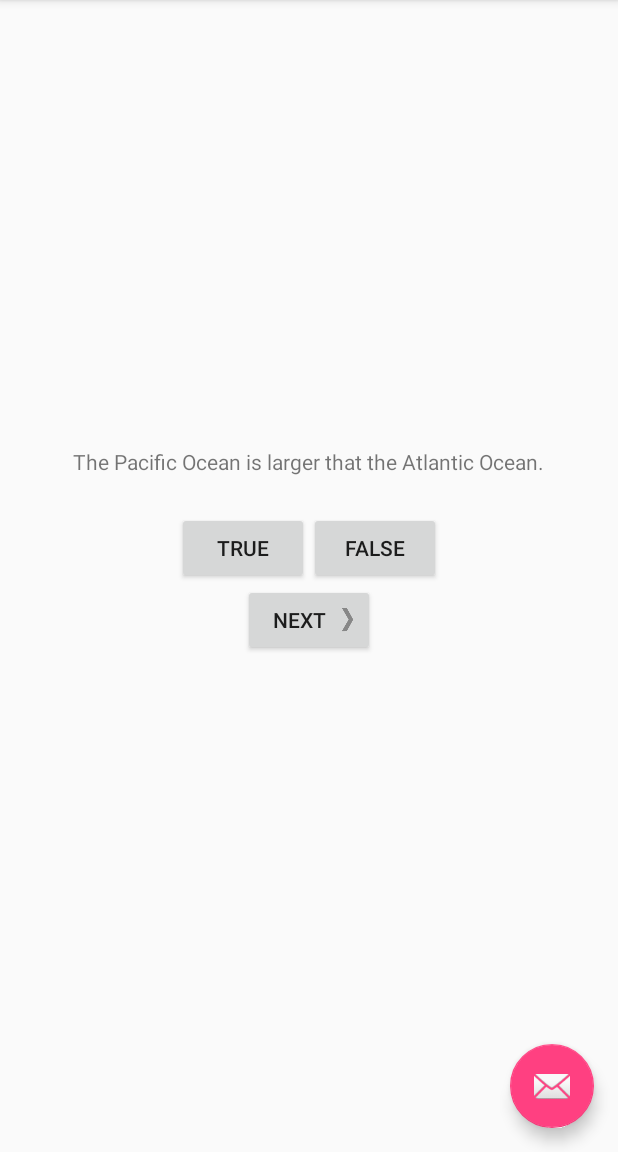
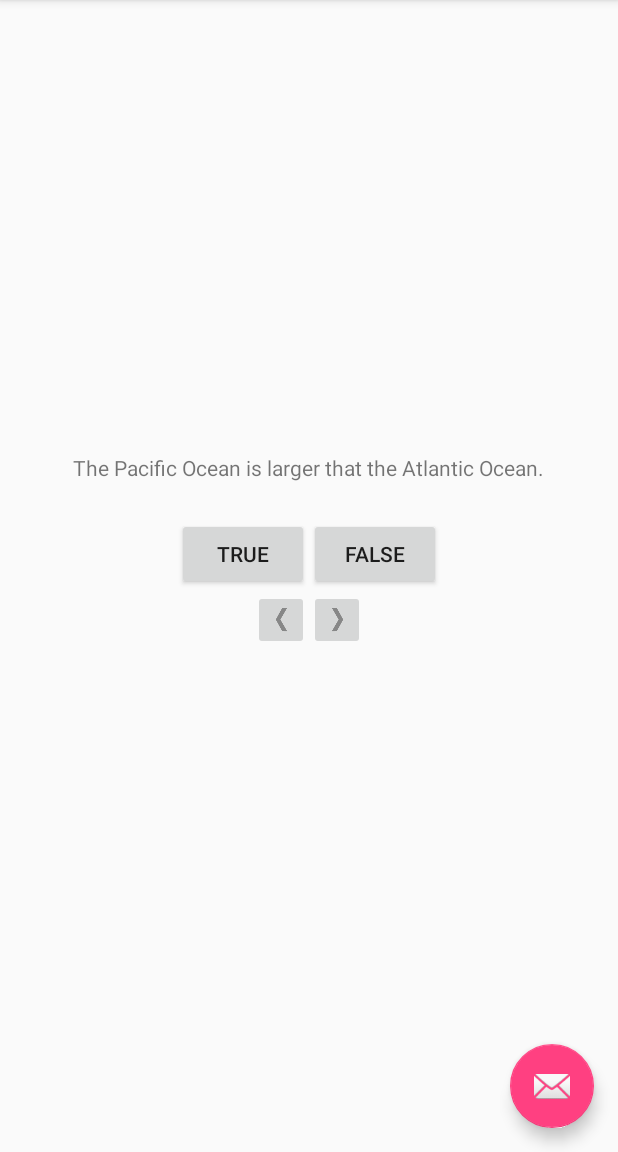
Before and after one commit to sunnyrjuneja/GeoQuiz, an Android app: the screen it shows after launch (QuizActivity), after a tap on "TRUE", on a phone screen of 412 x 824 dp, the part 84-1236 px from its top. Run offline under Robolectric (Android 15) with nearby library versions, the phone set to English and light mode, and no system bars.

Commit message:
Complete exercises

```diff
--- a/app/src/main/java/com/bignerdranch/android/geoquiz/QuizActivity.java
+++ b/app/src/main/java/com/bignerdranch/android/geoquiz/QuizActivity.java
@@ -5,18 +5,23 @@ import android.support.design.widget.FloatingActionButton;
 import android.support.design.widget.Snackbar;
 import android.support.v7.app.AppCompatActivity;
 import android.support.v7.widget.Toolbar;
+import android.util.Log;
 import android.view.View;
 import android.view.Menu;
 import android.view.MenuItem;
 import android.widget.Button;
+import android.widget.ImageButton;
 import android.widget.TextView;
 import android.widget.Toast;
 
 public class QuizActivity extends AppCompatActivity {
     private Button mTrueButton;
     private Button mFalseButton;
-    private Button mNextButton;
+    private ImageButton mNextButton;
+    private ImageButton mPreviousButton;
     private TextView mQuestionTextView;
+
+    private static final String TAG = "QuizActivity";
 
     private Question[] mQuestionBank = new Question[] {
             new Question(R.string.question_oceans, true),
@@ -29,9 +34,35 @@ public class QuizActivity extends AppCompatActivity {
     private int mCurrentIndex = 0;
 
     @Override
+    public void onStart() {
+        super.onStart();
+        Log.d(TAG, "onStart() called");
+    }
+
+    @Override
+    public void onPause() {
+        super.onPause();
+        Log.d(TAG, "onPause() called");
+    }
+
+    @Override
+    public void onResume() {
+        super.onResume();
+        Log.d(TAG, "onResume() called");
+    }
+
+    @Override
+    public void onDestroy() {
+        super.onDestroy();
+        Log.d(TAG, "onDestroy() called");
+    }
+
+    @Override
     protected void onCreate(Bundle savedInstanceState) {
         super.onCreate(savedInstanceState);
+        Log.d(TAG, "onCreate(Bundle) called");
         setContentView(R.layout.activity_quiz);
+
 
         mQuestionTextView = (TextView) findViewById(R.id.question_text_view);
         updateQuestion();
@@ -51,7 +82,7 @@ public class QuizActivity extends AppCompatActivity {
             }
         });
 
-        mNextButton = (Button) findViewById(R.id.next_button);
+        mNextButton = (ImageButton) findViewById(R.id.next_button);
         mNextButton.setOnClickListener(new View.OnClickListener() {
             @Override
             public void onClick(View v) {
@@ -59,6 +90,17 @@ public class QuizActivity extends AppCompatActivity {
                 updateQuestion();
             }
         });
+
+        mPreviousButton = (ImageButton) findViewById(R.id.previous_button);
+        mPreviousButton.setOnClickListener(new View.OnClickListener() {
+            @Override
+            public void onClick(View v) {
+                int l = mQuestionBank.length;
+                mCurrentIndex = (((mCurrentIndex - 1) % l) + l) % l;
+                updateQuestion();
+            }
+        });
+
         Toolbar toolbar = (Toolbar) findViewById(R.id.toolbar);
         setSupportActionBar(toolbar);
 
@@ -102,7 +144,7 @@ public class QuizActivity extends AppCompatActivity {
     private void checkAnswer(boolean userPressedTrue) {
         boolean answerIsTrue = mQuestionBank[mCurrentIndex].isAnswerTrue();
 
-        int messageResId = 0;
+        int messageResId;
 
         if (userPressedTrue == answerIsTrue) {
             messageResId = R.string.correct_toast;
--- a/app/src/main/res/layout/content_quiz.xml
+++ b/app/src/main/res/layout/content_quiz.xml
@@ -25,13 +25,27 @@
             android:layout_width="wrap_content"
             android:layout_height="wrap_content"
             android:text="@string/false_button"/>
+    </LinearLayout>
+
+    <LinearLayout
+        android:layout_width="wrap_content"
+        android:layout_height="wrap_content">
+
+        <ImageButton
+            android:id="@+id/previous_button"
+            android:layout_width="wrap_content"
+            android:layout_height="wrap_content"
+            android:src="@drawable/arrow_left"
+            android:contentDescription="@string/previous_button"/>
+
+        <ImageButton
+            android:id="@+id/next_button"
+            android:layout_width="wrap_content"
+            android:layout_height="wrap_content"
+            android:src="@drawable/arrow_right"
+            android:contentDescription="@string/next_button"/>
+
 
     </LinearLayout>
 
-    <Button
-        android:id="@+id/next_button"
-        android:layout_width="wrap_content"
-        android:layout_height="wrap_content"
-        android:text="@string/next_button"
-        android:drawableRight="@drawable/arrow_right"/>
 </LinearLayout>
--- a/app/src/main/res/values/strings.xml
+++ b/app/src/main/res/values/strings.xml
@@ -9,6 +9,7 @@
     <string name="correct_toast">Correct!</string>
     <string name="incorrect_toast">Incorrect!</string>
     <string name="next_button">Next</string>
+    <string name="previous_button">Previous</string>
 
     <string name="question_oceans">The Pacific Ocean is larger that the Atlantic Ocean.</string>
     <string name="question_mideast">The Suez Canal connects the Red Sea and the Indian Ocean.</string>
```
Also changed, not shown: 1 other file.
